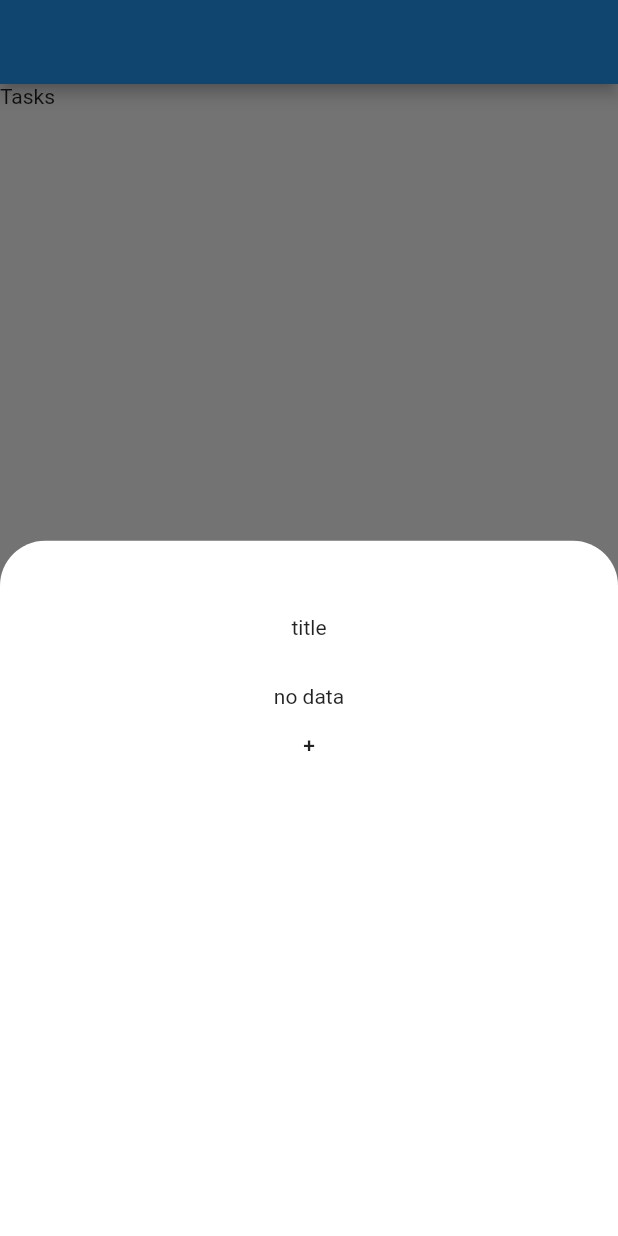
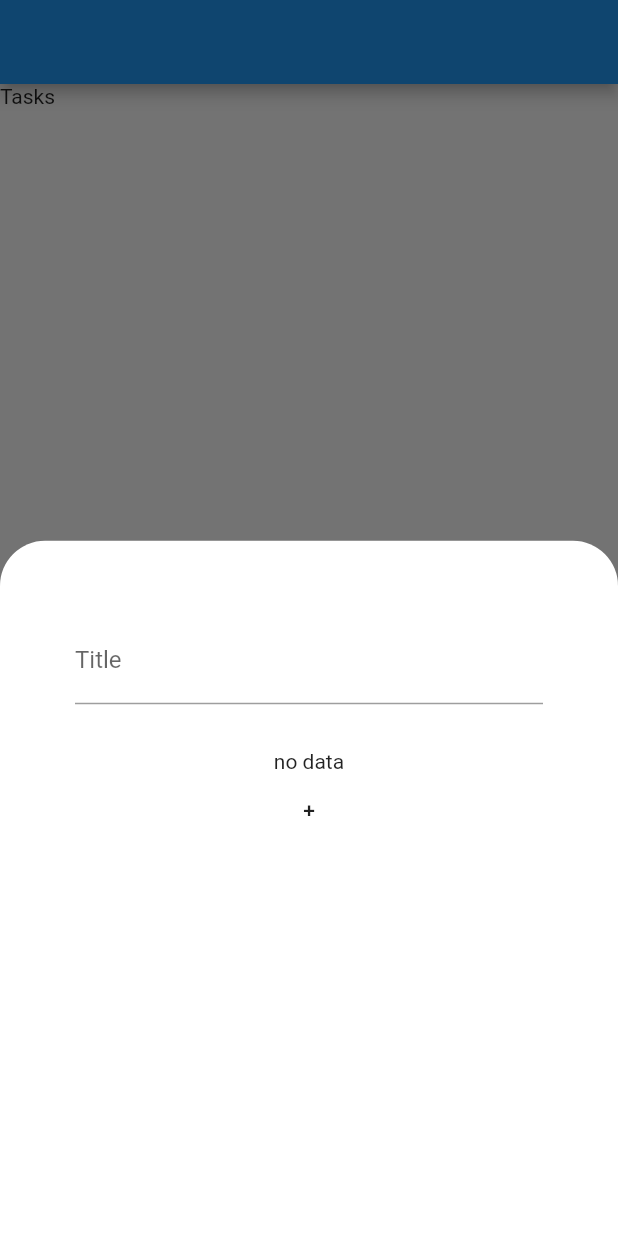
Before and after one commit to digitowly/cookatoo, a Flutter app: the screen it shows after launch, after a tap on "show bottom modal", on a phone screen of 412 x 824 dp. Run offline on Flutter 3.47's test engine with Material 2 defaults, Android fonts, the light colour scheme and no system bars.

```diff
--- a/lib/modules/ingredient_finder/screens/task_creator.dart
+++ /dev/null
@@ -1,15 +0,0 @@
-import 'package:flutter/material.dart';
-
-class TaskCreator extends StatelessWidget {
-  final String type;
-
-  TaskCreator({@required this.type});
-
-  @override
-  Widget build(BuildContext context) {
-    return Container(
-      decoration: BoxDecoration(color: Colors.green),
-      child: Text(type),
-    );
-  }
-}
--- a/lib/modules/task_list/screens/task_creator.dart
+++ b/lib/modules/task_list/screens/task_creator.dart
@@ -17,11 +17,12 @@ class TaskCreator extends StatelessWidget {
       ),
       child: ListView(
         children: [
-          Row(
-            mainAxisAlignment: MainAxisAlignment.center,
-            children: [
-              Text('title'),
-            ],
+          Container(
+            child: TextField(
+              decoration: InputDecoration(
+                labelText: 'Title',
+              ),
+            ),
           ),
           SizedBox(
             height: 30,
--- a/lib/modules/task_list/screens/tasks_screen.dart
+++ b/lib/modules/task_list/screens/tasks_screen.dart
@@ -8,7 +8,9 @@ class TasksScreen extends StatelessWidget {
     return Scaffold(
       appBar: AppBar(),
       body: Column(
-        children: [Text('Tasks')],
+        children: [
+          Text('Tasks'),
+        ],
       ),
       floatingActionButton: TaskCreatorButton(),
     );
```
Also changed, not shown: lib/modules/ingredient_finder/screens/ingredient_finder.dart (added, +25 -0 lines), lib/modules/task_list/bloc/selection_item_bloc.dart (+17 -8 lines), lib/modules/task_list/screens/ingredient_selection.dart (+27 -23 lines), lib/data/ingredients.data.dart (renamed from lib/data/Ingredients.dart).
